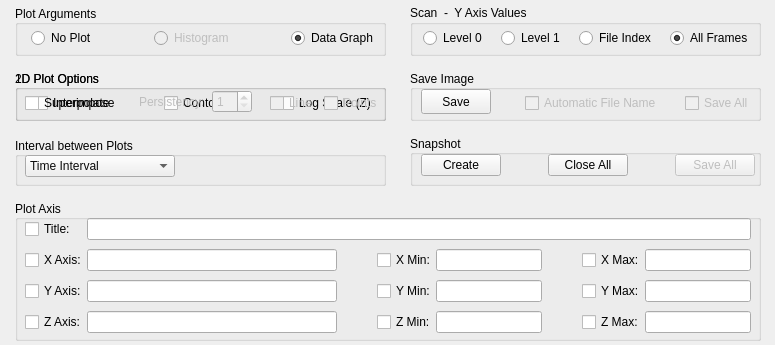
Before: the Qt Designer form slsDetectorGui/forms/form_tab_plot.ui in slsdetectorgroup/slsDetectorPackage, drawn with Qt 5.
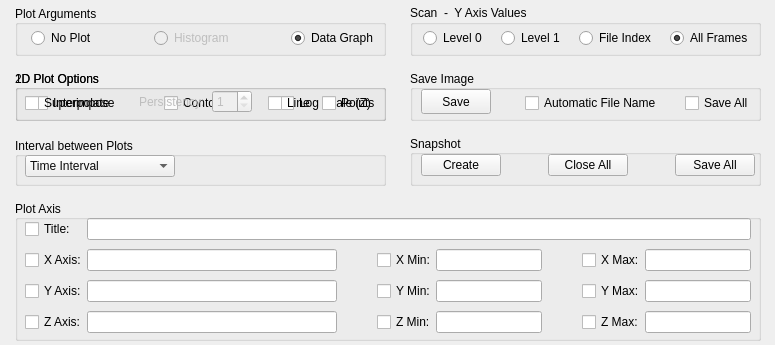
After: the same form once the commit is applied.

```diff
--- a/slsDetectorGui/forms/form_tab_plot.ui
+++ b/slsDetectorGui/forms/form_tab_plot.ui
@@ -196,7 +196,7 @@
      <rect>
       <x>10</x>
       <y>20</y>
-      <width>358</width>
+      <width>356</width>
       <height>26</height>
      </rect>
     </property>
@@ -220,7 +220,7 @@
      <item row="0" column="3">
       <widget class="QCheckBox" name="checkBox">
        <property name="enabled">
-        <bool>false</bool>
+        <bool>true</bool>
        </property>
        <property name="sizePolicy">
         <sizepolicy hsizetype="Fixed" vsizetype="Fixed">
@@ -236,7 +236,7 @@
      <item row="0" column="4">
       <widget class="QCheckBox" name="checkBox_2">
        <property name="enabled">
-        <bool>false</bool>
+        <bool>true</bool>
        </property>
        <property name="sizePolicy">
         <sizepolicy hsizetype="Fixed" vsizetype="Fixed">
@@ -380,7 +380,7 @@
      <item>
       <widget class="QCheckBox" name="chkAutoFName">
        <property name="enabled">
-        <bool>false</bool>
+        <bool>true</bool>
        </property>
        <property name="sizePolicy">
         <sizepolicy hsizetype="Fixed" vsizetype="Fixed">
@@ -412,7 +412,7 @@
      <item>
       <widget class="QCheckBox" name="chkSaveAll">
        <property name="enabled">
-        <bool>false</bool>
+        <bool>true</bool>
        </property>
        <property name="sizePolicy">
         <sizepolicy hsizetype="Fixed" vsizetype="Fixed">
@@ -1458,7 +1458,7 @@
      <item row="0" column="4">
       <widget class="QPushButton" name="btnCloseClones_2">
        <property name="enabled">
-        <bool>false</bool>
+        <bool>true</bool>
        </property>
        <property name="sizePolicy">
         <sizepolicy hsizetype="Fixed" vsizetype="Fixed">
```
